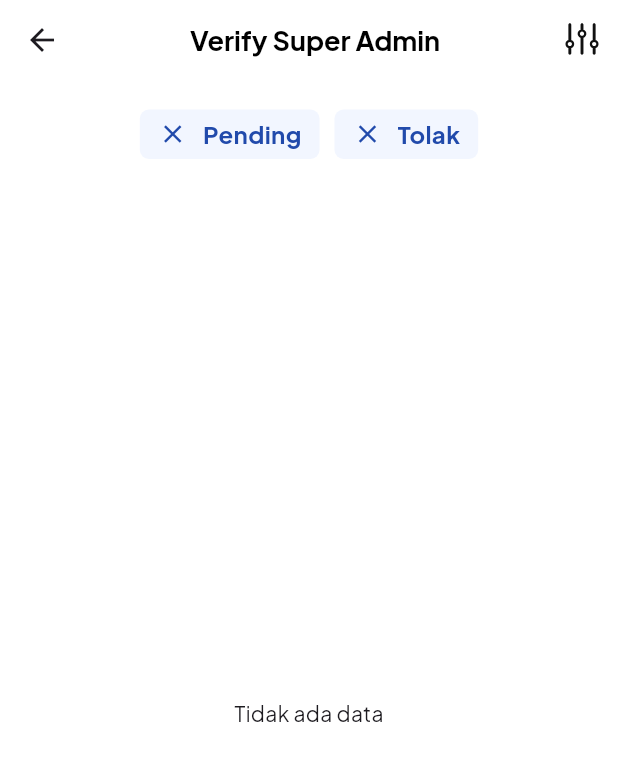
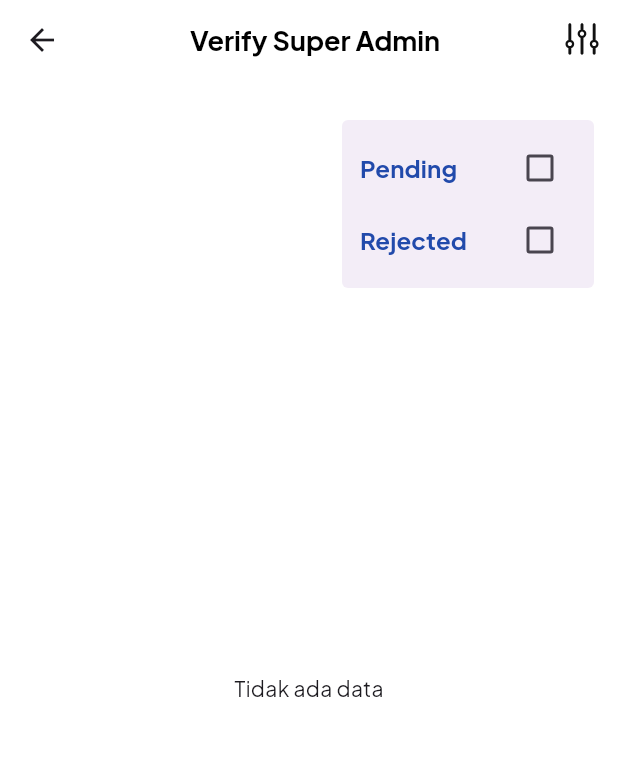
Before and after one commit to khadijahpassa/trusin-app, a Flutter app: the VerifySuperadmin screen opened directly, after a tap on an icon or button, on a phone screen of 412 x 824 dp. Shown: the top 761 px of the screen. Run offline on Flutter 3.47's test engine with Material 3 defaults, Android fonts, the phone set to English and light mode, and no system bars; our stand-ins replace cloud_firestore, firebase_auth, firebase_core, flutter_svg, get, syncfusion_flutter_charts and 1 more; accounts and stored records are empty.

Commit message:
add filter for pending/rejected companies on superadmin page

```diff
--- a/lib/model/company_request.dart
+++ b/lib/model/company_request.dart
@@ -20,7 +20,7 @@ class CompanyRequest {
   factory CompanyRequest.fromMap(Map<String, dynamic> data, String id) {
     return CompanyRequest(
       id: id,
-      companyName: data['company'] ?? '',        // ✅ ini bener
+      companyName: data['company'] ?? '',
       supervisorName: data['name'] ?? '',
       status: (data['status'] ?? '').toLowerCase() ?? '',
       email: data['email'] ?? '',
--- a/lib/ui/super-admin/verify/components/appbar.dart
+++ b/lib/ui/super-admin/verify/components/appbar.dart
@@ -1,5 +1,8 @@
 import 'package:flutter/material.dart';
 import 'package:flutter_svg/svg.dart';
+import 'package:get/get.dart';
+import 'package:trusin_app/const.dart';
+import 'package:trusin_app/controllers/verify_controller.dart';
 
 class Appbar extends StatelessWidget implements PreferredSizeWidget{
   const Appbar({super.key});
@@ -25,11 +28,66 @@ class Appbar extends StatelessWidget implements PreferredSizeWidget{
       ),
       actions: [
         IconButton(
-          onPressed: () {},
-            icon: SvgPicture.asset('assets/icons/filter.svg'
-          )
+          onPressed: () async {
+            final controller = Get.find<VerifyController>();
+            await showMenu<String>(
+              context: context,
+              position: RelativeRect.fromLTRB(1000, 80, 16, 0), // posisinya
+              items: [
+                _buildCheckboxMenuItem('pending', controller),
+                _buildCheckboxMenuItem('rejected', controller),
+              ],
+              elevation: 0,
+            );
+          },
+          icon: SvgPicture.asset('assets/icons/filter.svg'),
         )
       ],
     );
   }
 }
+
+PopupMenuItem<String> _buildCheckboxMenuItem(String status, VerifyController controller) {
+  return PopupMenuItem<String>(
+    enabled: false,
+    child: StatefulBuilder(
+      builder: (context, setState) {
+        final isSelected = controller.selectedStatuses.containsKey(status);
+        return GestureDetector(
+          onTap: () {
+            if (isSelected) {
+              controller.selectedStatuses.remove(status);
+            } else {
+              controller.selectedStatuses[status] = status;
+            }
+            setState(() {}); // update UI checkbox
+          },
+          child: Row(
+            mainAxisAlignment: MainAxisAlignment.spaceBetween,
+            children: [
+              Text(
+                status.capitalizeFirst!,
+                style: const TextStyle(
+                  color: primary500,
+                  fontWeight: FontWeight.bold,
+                  fontSize: 16
+                ),
+              ),
+              Checkbox(
+                value: isSelected,
+                onChanged: (_) {
+                  if (isSelected) {
+                    controller.selectedStatuses.remove(status);
+                  } else {
+                    controller.selectedStatuses[status] = status;
+                  }
+                  setState(() {});
+                },
+              )
+            ],
+          ),
+        );
+      },
+    ),
+  );
+}
--- a/lib/ui/super-admin/verify/components/btn_terima.dart
+++ b/lib/ui/super-admin/verify/components/btn_terima.dart
@@ -23,7 +23,7 @@ class _TerimaButtonState extends State<TerimaButton> {
   @override
   Widget build(BuildContext context) {
     return Obx(() {
-      String? rawStatus = controller.selectedStatuses[widget.requestId];
+      String? rawStatus = controller.selectedActionStatus[widget.requestId];
       String label = rawStatus != null
           ? statusLabelMap[rawStatus] ?? "Pilih"
           : "Pilih";
@@ -37,7 +37,7 @@ class _TerimaButtonState extends State<TerimaButton> {
             Expanded(
               child: GestureDetector(
                 onTap: () async {
-                  final selected = controller.selectedStatuses[widget.requestId];
+                  final selected = controller.selectedActionStatus[widget.requestId];
                   if (selected != null) {
                     await controller.submitStatusChange(widget.requestId, selected);
                   } else {
@@ -72,7 +72,7 @@ class _TerimaButtonState extends State<TerimaButton> {
                   'Terima': 'approved',
                   'Tolak': 'rejected',
                 };
-                controller.selectedStatuses[widget.requestId] = statusMap[value]!;
+                controller.selectedActionStatus[widget.requestId] = statusMap[value]!;
               },
               itemBuilder: (context) => const [
                 PopupMenuItem(value: 'Terima', child: Text('Terima')),
--- a/lib/ui/super-admin/verify/components/company_request.dart
+++ b/lib/ui/super-admin/verify/components/company_request.dart
@@ -12,13 +12,13 @@ class CompanyRequestCard extends StatelessWidget {
   Widget build(BuildContext context) {
     return Obx(() {
       final filteredList = controller.requestList
-    .where((e) => e.status == 'pending' || e.status == 'rejected')
+    .where((e) {
+      if (controller.selectedStatuses.isEmpty) return true;
+      return controller.selectedStatuses.containsKey(e.status.toLowerCase());
+    })
     .toList();
 
-      print('✅ Filtered list: ${filteredList.length}');
-      for (var item in filteredList) {
-        print('📋 ${item.companyName} | ${item.status}');
-      }
+    print('🔍 filteredList: ${filteredList.map((e) => '${e.companyName} (${e.status})').toList()}');
 
       if (filteredList.isEmpty) {
         return const Center(child: Text('Tidak ada data'));
@@ -26,8 +26,8 @@ class CompanyRequestCard extends StatelessWidget {
 
       return ListView.builder(
         itemCount: filteredList.length,
-        itemBuilder: (context, index) {
-          final item = filteredList[index];
+        itemBuilder: (_, i) {
+          final item = filteredList[i];
           return RequestCard(data: item);
         },
       );
--- a/lib/ui/super-admin/verify/components/request_card.dart
+++ b/lib/ui/super-admin/verify/components/request_card.dart
@@ -14,8 +14,7 @@ class RequestCard extends StatelessWidget {
   Widget build(BuildContext context) {
     return Card(
       shape: RoundedRectangleBorder(borderRadius: BorderRadius.circular(6)),
-      margin:
-          EdgeInsets.symmetric(horizontal: 16, vertical: defaultPadding / 2),
+      margin: EdgeInsets.symmetric(horizontal: 16, vertical: defaultPadding / 2),
       elevation: 0,
       color: lightBlue,
       child: Padding(
--- a/lib/ui/super-admin/verify/components/status_filter.dart
+++ b/lib/ui/super-admin/verify/components/status_filter.dart
@@ -1,15 +1,22 @@
 import 'package:flutter/material.dart';
+import 'package:get/get.dart';
 import 'package:trusin_app/const.dart';
+import 'package:trusin_app/controllers/verify_controller.dart';
 
 class StatusFilter extends StatelessWidget {
-  const StatusFilter({super.key});
+  final controller = Get.find<VerifyController>();
+  StatusFilter({super.key});
 
   @override
   Widget build(BuildContext context) {
+    return Obx(() {
+      if (controller.selectedStatuses.isEmpty) return SizedBox();
+
+      final selected = controller.selectedStatuses.keys.toList();
       return Row(
         mainAxisAlignment: MainAxisAlignment.center,
-      children: [
-        Container(
+        children: selected.map((status) {
+          return Container(
             padding: const EdgeInsets.symmetric(horizontal: 12, vertical: 5),
             decoration: BoxDecoration(
               color: lightBlue,
@@ -17,14 +24,14 @@ class StatusFilter extends StatelessWidget {
             ),
             child: Row(
               children: [
-              Icon(
-                Icons.close,
-                color: primary500,
-                size: defaultPadding
+                IconButton(
+                  onPressed: () => controller.selectedStatuses.remove(status),
+                  icon: const Icon(Icons.close, size: 16, color: primary500),
+                  constraints: const BoxConstraints(),
                 ),
                 SizedBox(width: 10),
                 Text(
-                'Pending',
+                  status.capitalizeFirst!,
                   style: TextStyle(
                     fontSize: descText,
                     color: primary500,
@@ -33,34 +40,9 @@ class StatusFilter extends StatelessWidget {
                 ),
               ],
             ),
-        ),
-        const SizedBox(width: 10),
-        Container(
-          padding: const EdgeInsets.symmetric(horizontal: 12, vertical: 5),
-          decoration: BoxDecoration(
-            color: lightBlue,
-            borderRadius: BorderRadius.circular(6),
-          ),
-          child: Row(
-            children: const [
-              Icon(
-                Icons.close,
-                color: primary500,
-                size: defaultPadding
-              ),
-              SizedBox(width: 10),
-              Text(
-                'Tolak',
-                style: TextStyle(
-                  fontSize: descText,
-                  color: primary500,
-                  fontWeight: FontWeight.bold
-                ),
-              ),
-            ],
-          ),
-        ),
-      ],
           );
+        }).toList()
+      );
+    });
   }
 }
```
Also changed, not shown: lib/controllers/verify_controller.dart (+14 -4 lines), lib/ui/super-admin/verify/components/pending_status.dart (+14 -32 lines), flutter_01.png (deleted). Lines whose indentation alone changed are shown as unchanged.
